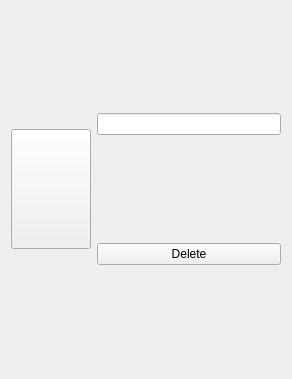
neoluxis/integreted_xlsxeditor_cpp, file src/DataItem.ui: the form before one commit.
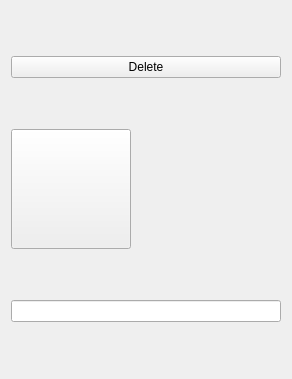
The form after the commit.

Commit message: feat: update DataItem layout and add borders to grid cells

Diff of the .ui file:
```diff
--- a/src/DataItem.ui
+++ b/src/DataItem.ui
@@ -13,8 +13,8 @@
   <property name="windowTitle">
    <string>DataItem</string>
   </property>
-  <layout class="QHBoxLayout" name="horizontalLayout">
-   <item>
+  <layout class="QGridLayout" name="gridLayout">
+   <item row="2" column="1">
     <widget class="QPushButton" name="btnImage">
      <property name="minimumSize">
       <size>
@@ -36,19 +36,15 @@
      </property>
     </widget>
    </item>
-   <item>
-    <layout class="QVBoxLayout" name="verticalLayout">
-     <item>
-      <widget class="QLineEdit" name="lnData"/>
-     </item>
-     <item>
+   <item row="0" column="1">
       <widget class="QPushButton" name="btnMarkDel">
        <property name="text">
         <string>Delete</string>
        </property>
       </widget>
      </item>
-    </layout>
+   <item row="3" column="1">
+    <widget class="QLineEdit" name="lnData"/>
    </item>
   </layout>
  </widget>
```
Lines whose indentation alone changed are shown as unchanged. The commit also changes 2 other files.
